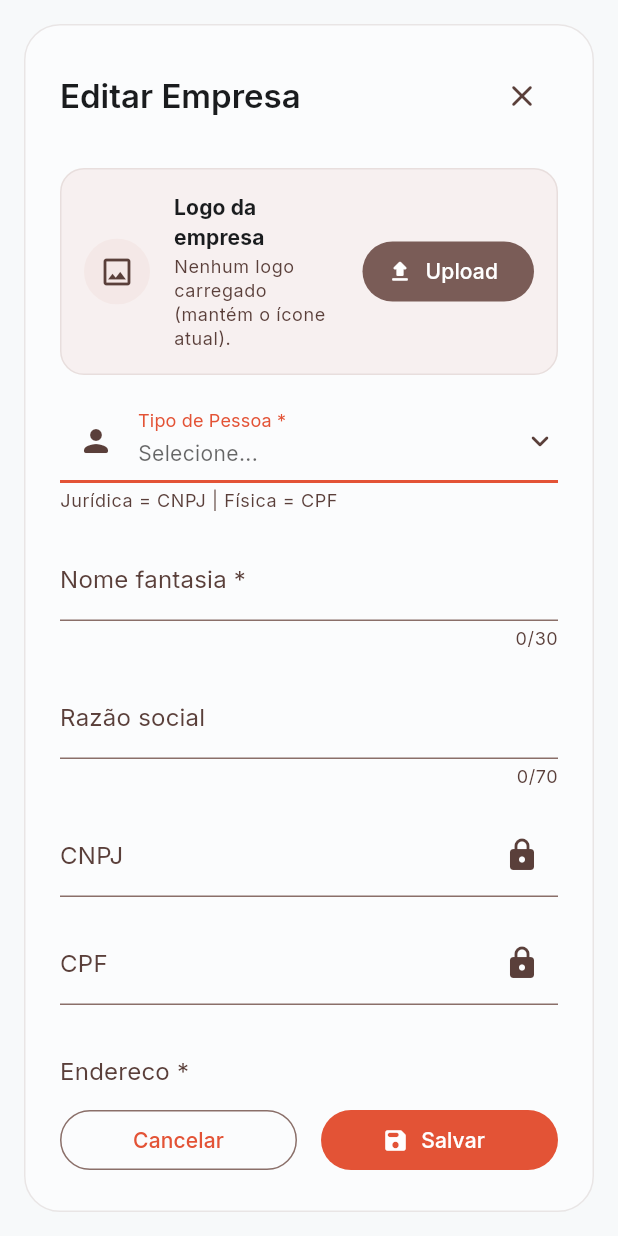
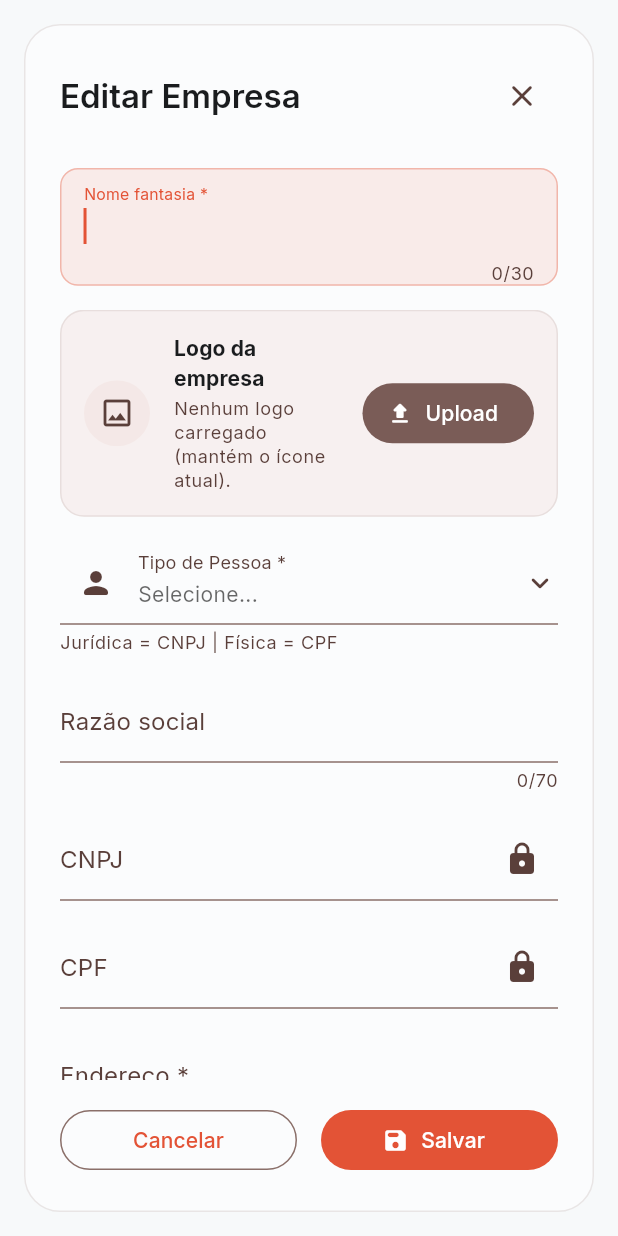
Before and after one commit to naritomiedlene/bakepro, a Flutter app: the GenericCadastroFormSheet widget shown alone on an empty page, opened directly with sample values from the repository, on a phone screen of 412 x 824 dp. Run offline on Flutter 3.47's test engine with Material 3 defaults, Android fonts, the phone set to English and light mode, and no system bars; our stand-ins replace file_picker, flutter_svg, go_router, google_fonts, image_picker, pdf and 3 more; missing offline and left inert: dart:html, postgrest; accounts and stored records are empty.

Commit message:
Identificador fixo nos cadastros e DDD compacto
- Formulários de cadastro: o campo que identifica o registro (ex.: Nome)
  fica fixo no topo, fora da rolagem, em um cartão tingido com a cor
  principal; recebe o foco ao abrir. Configurável por pinnedColumn.
- Produto e Kit: título fixo mostra o nome ("Produto: <nome>").
- Empresa: campo DDD com largura fixa só para dois dígitos.

Co-Authored-By: Claude Opus 5.5 <noreply@anthropic.com>

```diff
--- a/lib/pages/cadastros/cadastro_definitions.dart
+++ b/lib/pages/cadastros/cadastro_definitions.dart
@@ -57,7 +57,23 @@ class CadastroDefinition {
     this.createdAtColumn,
     this.updatedAtColumn,
     this.visibleInMenu = true,
+    this.pinnedColumn,
   });
+
+  /// Campo que identifica o registro (ex.: nome). No formulário ele fica fixo
+  /// no topo, fora da rolagem, para o usuário sempre ver o que está editando.
+  /// Se null, usa a primeira coluna de `displayColumns` quando ela é um campo
+  /// de texto do formulário; caso contrário, nada fica fixo.
+  final String? pinnedColumn;
+
+  CadastroField? get pinnedField {
+    final column = pinnedColumn ?? (displayColumns.isEmpty ? null : displayColumns.first);
+    for (final f in fields) {
+      if (f.column != column) continue;
+      if (pinnedColumn != null || f.type == CadastroFieldType.text) return f;
+    }
+    return null;
+  }
 
   final String keyName;
   final String title;
@@ -544,6 +560,7 @@ class Cadastros {
       idColumn: 'produtoid',
       scopedByEmpresa: true,
       displayColumns: ['codigo', 'nome', 'status'],
+      pinnedColumn: 'nome',
       fields: [
         CadastroField(column: 'codigo', label: 'Código', type: CadastroFieldType.text, required: true),
         CadastroField(column: 'nome', label: 'Nome', type: CadastroFieldType.text, required: true),
--- a/lib/pages/cadastros/generic_cadastro_form_sheet.dart
+++ b/lib/pages/cadastros/generic_cadastro_form_sheet.dart
@@ -796,6 +796,11 @@ class _GenericCadastroFormSheetState extends State<GenericCadastroFormSheet> {
   String? get _autoFocusColumn {
     if (_autoFocusResolved) return _autoFocusColumnCache;
     _autoFocusResolved = true;
+    // O campo fixo (identificador) aparece primeiro na tela.
+    final pinned = _pinnedField;
+    if (pinned != null && !widget.readOnlyColumns.contains(pinned.column)) {
+      return _autoFocusColumnCache = pinned.column;
+    }
     for (final f in widget.definition.fields) {
       final c = f.column;
       if (widget.hiddenColumns.contains(c) || widget.readOnlyColumns.contains(c)) continue;
@@ -2214,7 +2219,10 @@ class _GenericCadastroFormSheetState extends State<GenericCadastroFormSheet> {
         prefixText: '(',
         suffixText: ')',
         prefixIcon: Icon(Icons.phone_iphone_rounded, color: cs.onSurfaceVariant),
-        suffixIcon: readOnly ? const Icon(Icons.lock_rounded) : null,
+        // Ícones compactos (o padrão reserva 48px) para o campo caber só "(11)".
+        prefixIconConstraints: const BoxConstraints(minWidth: 32, minHeight: 32),
+        suffixIcon: readOnly ? const Icon(Icons.lock_rounded, size: 18) : null,
+        suffixIconConstraints: const BoxConstraints(minWidth: 24, minHeight: 24),
       ),
     );
   }
@@ -2316,9 +2324,13 @@ class _GenericCadastroFormSheetState extends State<GenericCadastroFormSheet> {
         const SizedBox(height: AppSpacing.sm),
         Row(
           children: [
-            Expanded(flex: 2, child: _buildEmpresaDddField(context)),
+            // Largura fixa: só cabe o ícone e "(11)"; + o cadeado quando somente leitura.
+            SizedBox(
+              width: widget.readOnlyColumns.contains('dddcelular') ? 96 : 72,
+              child: _buildEmpresaDddField(context),
+            ),
             const SizedBox(width: AppSpacing.md),
-            Expanded(flex: 5, child: _buildEmpresaCelularNumeroField(context)),
+            Expanded(child: _buildEmpresaCelularNumeroField(context)),
           ],
         ),
       ],
@@ -2405,6 +2417,49 @@ class _GenericCadastroFormSheetState extends State<GenericCadastroFormSheet> {
     );
   }
 
+  /// Campo identificador (ex.: Nome) fixo no topo do formulário, fora da
+  /// rolagem, para o usuário sempre ver o que está cadastrando/editando.
+  /// Ver `CadastroDefinition.pinnedField`.
+  CadastroField? get _pinnedField {
+    final f = widget.definition.pinnedField;
+    if (f == null || widget.hiddenColumns.contains(f.column)) return null;
+    return f;
+  }
+
+  /// Campo identificador em destaque: cartão tingido com a cor principal,
+  /// rótulo na cor principal e texto maior, sem a linha do campo.
+  Widget _buildPinnedFieldCard(BuildContext context, CadastroField f) {
+    final theme = Theme.of(context);
+    final cs = theme.colorScheme;
+    final labelStyle = theme.textTheme.bodyMedium?.copyWith(color: cs.primary);
+    return DecoratedBox(
+      decoration: BoxDecoration(
+        color: cs.primary.withValues(alpha: 0.10),
+        borderRadius: BorderRadius.circular(AppRadius.md),
+        border: Border.all(color: cs.primary.withValues(alpha: 0.35)),
+      ),
+      child: Padding(
+        padding: const EdgeInsets.fromLTRB(AppSpacing.md, AppSpacing.xs, AppSpacing.md, 0),
+        child: Theme(
+          data: theme.copyWith(
+            inputDecorationTheme: theme.inputDecorationTheme.copyWith(
+              border: InputBorder.none,
+              enabledBorder: InputBorder.none,
+              focusedBorder: InputBorder.none,
+              disabledBorder: InputBorder.none,
+              labelStyle: labelStyle,
+              floatingLabelStyle: labelStyle,
+            ),
+            textTheme: theme.textTheme.copyWith(
+              bodyLarge: theme.textTheme.titleMedium?.copyWith(fontWeight: FontWeight.w600, color: cs.onSurface),
+            ),
+          ),
+          child: _buildField(context, f),
+        ),
+      ),
+    );
+  }
+
   List<Widget> _buildFormChildren(BuildContext context) {
     final children = <Widget>[];
 
@@ -2430,6 +2485,8 @@ class _GenericCadastroFormSheetState extends State<GenericCadastroFormSheet> {
       // status when editing.
       final omitFromUi =
           widget.hiddenColumns.contains(f.column) ||
+          // Identificador fica fixo acima da rolagem (ver `_pinnedField`).
+          identical(f, _pinnedField) ||
           // Item: o custo unitário aparece no card ao lado do Valor da compra.
           (_isItem && f.column == 'custounitario') ||
           (_isStatusField(f) && !_isEdit) ||
@@ -3187,6 +3244,10 @@ class _GenericCadastroFormSheetState extends State<GenericCadastroFormSheet> {
               ),
               const SizedBox(height: AppSpacing.sm),
               const SizedBox(height: AppSpacing.md),
+              if (_pinnedField case final pinned?) ...[
+                _buildPinnedFieldCard(context, pinned),
+                const SizedBox(height: AppSpacing.md),
+              ],
               Flexible(
                 child: SingleChildScrollView(
                   child: Column(
--- a/lib/pages/cadastros/kit/kit_cascade_page.dart
+++ b/lib/pages/cadastros/kit/kit_cascade_page.dart
@@ -521,7 +521,9 @@ class _KitCascadePageState extends State<KitCascadePage> {
                   tooltip: 'Voltar',
                 ),
                 const SizedBox(width: AppSpacing.sm),
-                Expanded(child: Text('Kit', style: Theme.of(context).textTheme.titleLarge?.copyWith(fontWeight: FontWeight.w800))),
+                // Título fixo (fora da rolagem) com o nome do kit, para ele continuar
+                // visível quando o card do kit sai da tela.
+                Expanded(child: Text(_tituloComNome('Kit', _kit), maxLines: 1, overflow: TextOverflow.ellipsis, style: Theme.of(context).textTheme.titleLarge?.copyWith(fontWeight: FontWeight.w800))),
                 const SizedBox(width: AppSpacing.sm),
                 OutlinedButton.icon(
                   onPressed: _loading ? null : _load,
@@ -1311,3 +1313,10 @@ class _EmptyInlineCard extends StatelessWidget {
     );
   }
 }
+
+
+/// "Produto: Bolo de cenoura" (ou só "Produto" enquanto o registro não carregou).
+String _tituloComNome(String entidade, Map<String, dynamic>? row) {
+  final nome = (row?['nome'] ?? '').toString().trim();
+  return nome.isEmpty ? entidade : '$entidade: $nome';
+}
--- a/lib/pages/cadastros/produto/produto_cascade_page.dart
+++ b/lib/pages/cadastros/produto/produto_cascade_page.dart
@@ -208,8 +208,9 @@ class _ProdutoCascadePageState extends State<ProdutoCascadePage> {
                   tooltip: 'Voltar',
                 ),
                 const SizedBox(width: AppSpacing.sm),
-                // Mesmo padrão da tela do kit: título fixo (o nome do produto já aparece no card abaixo).
-                Expanded(child: Text('Produto', style: Theme.of(context).textTheme.titleLarge?.copyWith(fontWeight: FontWeight.w800))),
+                // Mesmo padrão da tela do kit: título fixo (fora da rolagem) com o nome
+                // do produto, para ele continuar visível quando o card sai da tela.
+                Expanded(child: Text(_tituloComNome('Produto', _produto), maxLines: 1, overflow: TextOverflow.ellipsis, style: Theme.of(context).textTheme.titleLarge?.copyWith(fontWeight: FontWeight.w800))),
                 const SizedBox(width: AppSpacing.sm),
                 OutlinedButton.icon(
                   onPressed: _loading ? null : _load,
@@ -918,3 +919,10 @@ class _InlineError extends StatelessWidget {
     );
   }
 }
+
+
+/// "Produto: Bolo de cenoura" (ou só "Produto" enquanto o registro não carregou).
+String _tituloComNome(String entidade, Map<String, dynamic>? row) {
+  final nome = (row?['nome'] ?? '').toString().trim();
+  return nome.isEmpty ? entidade : '$entidade: $nome';
+}
```
